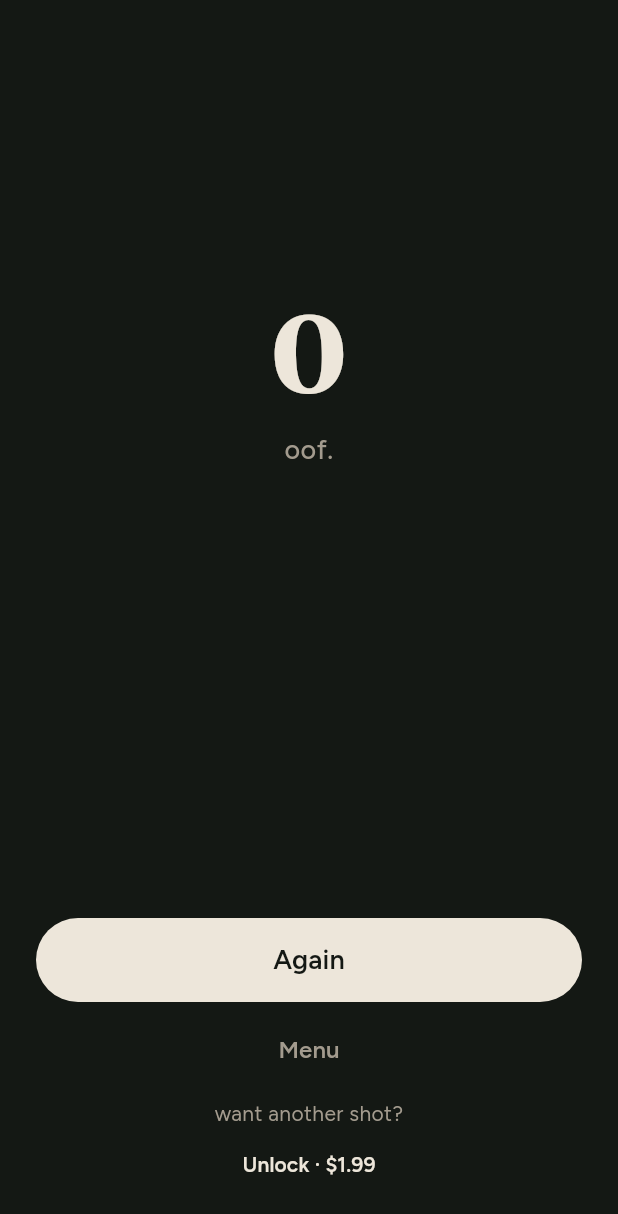
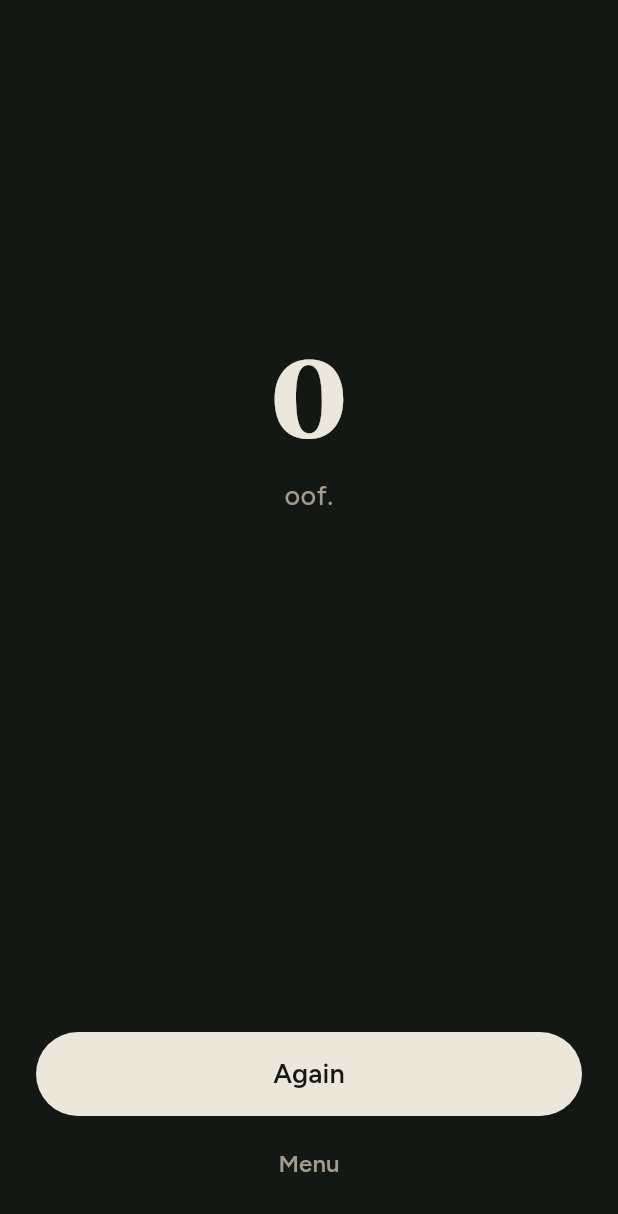
Before and after one commit to kuikai/snake, a Flutter app: the GameScreen screen opened by its route, after a tap on "Again", after a tap on the "pause" icon, after a tap on "paused", on a phone screen of 412 x 824 dp. Shown: the top 1214 px of the screen. Run offline on Flutter 3.47's test engine with Material 3 defaults, Android fonts, the phone set to English and light mode, and no system bars; our stand-ins replace audioplayers, flutter_riverpod, google_fonts, package_info_plus, shared_preferences, wakelock_plus; missing offline and left inert: purchases_flutter; accounts and stored records are empty.

Commit message:
End the run on the first hit instead of offering three continues.
Co-authored-by: Cursor <cursoragent@cursor.com>

```diff
--- a/lib/core/game_config.dart
+++ b/lib/core/game_config.dart
@@ -16,7 +16,6 @@ abstract final class GameConfig {
 
   static const int scorePerFood = 1;
   static const int scorePerCritter = 5;
-  static const int continuesPerRun = 3;
 
   /// Apples that must be eaten before the first (or next) critter spawn can roll.
   static const int critterCooldownApples = 3;
--- a/lib/providers/game_provider.dart
+++ b/lib/providers/game_provider.dart
@@ -15,7 +15,6 @@ final gameProvider =
 
 class GameController extends Notifier<GameState> {
   Timer? _timer;
-  GameState? lastSafeSnapshot;
   bool isNewHighScore = false;
   bool _recordedThisOver = false;
 
@@ -31,13 +30,11 @@ class GameController extends Notifier<GameState> {
       mode: settings.lastMode,
       boardSize: settings.lastBoardSize,
       increasingSpeed: settings.lastIncreasingSpeed,
-      isPro: isPro,
     );
   }
 
   void startRun() {
     _stopTimer();
-    lastSafeSnapshot = null;
     isNewHighScore = false;
     _recordedThisOver = false;
     final isPro = ref.read(proStatusProvider).isPro;
@@ -48,10 +45,8 @@ class GameController extends Notifier<GameState> {
         mode: settings.lastMode,
         boardSize: settings.lastBoardSize,
         increasingSpeed: settings.lastIncreasingSpeed,
-        isPro: isPro,
       ),
     );
-    lastSafeSnapshot = state;
     _syncLoop();
   }
 
@@ -86,21 +81,6 @@ class GameController extends Notifier<GameState> {
     }
   }
 
-  void useContinue() {
-    final snapshot = lastSafeSnapshot;
-    if (snapshot == null || state.status != RunStatus.gameOver) return;
-    if (state.continuesLeft <= 0) return;
-
-    _recordedThisOver = false;
-    isNewHighScore = false;
-    state = SnakeEngine.useContinue(
-      deathState: state,
-      snapshot: snapshot,
-    );
-    unawaited(_feedback.button());
-    _syncLoop();
-  }
-
   Future<void> finalizeAndRestart() async {
     await finalizeRunIfNeeded();
     unawaited(_feedback.button());
@@ -115,9 +95,8 @@ class GameController extends Notifier<GameState> {
   void _onTick() {
     if (state.status != RunStatus.running) return;
 
-    lastSafeSnapshot = state;
-    final previousScore = state.score;
-    final next = SnakeEngine.tick(state);
+    final previous = state;
+    final next = SnakeEngine.tick(previous);
 
     if (next.status == RunStatus.gameOver) {
       unawaited(_feedback.death());
@@ -125,12 +104,12 @@ class GameController extends Notifier<GameState> {
       return;
     }
 
-    if (next.score > previousScore) {
+    if (next.score > previous.score) {
       unawaited(_feedback.eat());
     }
 
     state = next;
-    if (next.tickMs != lastSafeSnapshot!.tickMs) {
+    if (next.tickMs != previous.tickMs) {
       _syncLoop();
     }
   }
@@ -140,10 +119,7 @@ class GameController extends Notifier<GameState> {
         ref.read(highScoresProvider.notifier).wouldBePersonalBest(next);
     state = next;
     _syncLoop();
-
-    if (next.continuesLeft <= 0) {
-      unawaited(_recordFinishedRun(next));
-    }
+    unawaited(_recordFinishedRun(next));
   }
 
   Future<void> _recordFinishedRun(GameState game) async {
--- a/lib/screens/game_screen.dart
+++ b/lib/screens/game_screen.dart
@@ -2,7 +2,6 @@ import 'package:flutter/material.dart';
 import 'package:flutter_riverpod/flutter_riverpod.dart';
 import 'package:google_fonts/google_fonts.dart';
 
-import '../core/app_router.dart';
 import '../core/cosmetics.dart';
 import '../core/palette.dart';
 import '../models/models.dart';
@@ -97,10 +96,6 @@ class _GameScreenState extends ConsumerState<GameScreen>
     }
   }
 
-  Future<void> _openPaywall() async {
-    await Navigator.of(context).pushNamed(AppRoutes.paywall);
-  }
-
   @override
   Widget build(BuildContext context) {
     final game = ref.watch(gameProvider);
@@ -153,18 +148,11 @@ class _GameScreenState extends ConsumerState<GameScreen>
               ? GameOverPanel(
                   score: game.score,
                   isNewHighScore: isNewHighScore,
-                  continuesLeft: game.continuesLeft,
                   palette: palette,
-                  onContinue: game.continuesLeft > 0
-                      ? () {
-                          ref.read(gameProvider.notifier).useContinue();
-                        }
-                      : null,
                   onAgain: () {
                     ref.read(gameProvider.notifier).finalizeAndRestart();
                   },
                   onMenu: _goToMenu,
-                  onUpgrade: isPro ? null : _openPaywall,
                 )
               : Stack(
                   children: [
--- a/lib/screens/paywall_screen.dart
+++ b/lib/screens/paywall_screen.dart
@@ -10,7 +10,6 @@ class PaywallScreen extends ConsumerWidget {
   const PaywallScreen({super.key});
 
   static const _benefits = [
-    '3 continues per run',
     'Small, Medium, and Large boards',
     'Wrap, No Walls, Obstacles, Increasing Speed',
     'Snake skins and board themes',
--- a/lib/screens/settings_screen.dart
+++ b/lib/screens/settings_screen.dart
@@ -47,7 +47,7 @@ class SettingsScreen extends ConsumerWidget {
         SizedBox(height: 12),
         Text(
           'Free: unlimited Classic on 20×20.\n'
-          'Pro: modes, sizes, continues, skins, themes, and history.',
+          'Pro: modes, sizes, skins, themes, and history.',
         ),
       ],
     );
--- a/lib/widgets/game_over_panel.dart
+++ b/lib/widgets/game_over_panel.dart
@@ -9,22 +9,16 @@ class GameOverPanel extends StatelessWidget {
     super.key,
     required this.score,
     required this.isNewHighScore,
-    required this.continuesLeft,
     required this.onAgain,
     required this.onMenu,
     this.palette = SnakePalette.dark,
-    this.onContinue,
-    this.onUpgrade,
   });
 
   final int score;
   final bool isNewHighScore;
-  final int continuesLeft;
   final VoidCallback onAgain;
   final VoidCallback onMenu;
   final SnakePalette palette;
-  final VoidCallback? onContinue;
-  final VoidCallback? onUpgrade;
 
   String _voiceLine() {
     if (isNewHighScore) return 'new best.';
@@ -34,8 +28,6 @@ class GameOverPanel extends StatelessWidget {
 
   @override
   Widget build(BuildContext context) {
-    final canContinue = continuesLeft > 0 && onContinue != null;
-
     return Padding(
       padding: const EdgeInsets.symmetric(horizontal: 24),
       child: Column(
@@ -62,25 +54,6 @@ class GameOverPanel extends StatelessWidget {
             ),
           ),
           const Spacer(flex: 3),
-          if (canContinue) ...[
-            SizedBox(
-              width: double.infinity,
-              height: 52,
-              child: OutlinedButton(
-                onPressed: onContinue,
-                style: OutlinedButton.styleFrom(
-                  foregroundColor: palette.ink,
-                  side: BorderSide(color: palette.inkSoft.withValues(alpha: 0.5)),
-                  shape: const StadiumBorder(),
-                ),
-                child: Text(
-                  'Continue · $continuesLeft left',
-                  style: GoogleFonts.figtree(fontWeight: FontWeight.w600),
-                ),
-              ),
-            ),
-            const SizedBox(height: 12),
-          ],
           SizedBox(
             width: double.infinity,
             height: 56,
@@ -112,29 +85,6 @@ class GameOverPanel extends StatelessWidget {
               ),
             ),
           ),
-          if (onUpgrade != null) ...[
-            const SizedBox(height: 8),
-            Text(
-              'want another shot?',
-              textAlign: TextAlign.center,
-              style: GoogleFonts.figtree(
-                fontWeight: FontWeight.w400,
-                fontSize: 14,
-                color: palette.inkSoft,
-              ),
-            ),
-            TextButton(
-              onPressed: onUpgrade,
-              child: Text(
-                r'Unlock · $1.99',
-                style: GoogleFonts.figtree(
-                  fontWeight: FontWeight.w600,
-                  fontSize: 14,
-                  color: palette.ink,
-                ),
-              ),
-            ),
-          ],
           const SizedBox(height: 24),
         ],
       ),
```
Also changed, not shown: lib/game/engine.dart (+0 -18 lines), lib/models/game_state.dart (+0 -8 lines), 11 other files.
